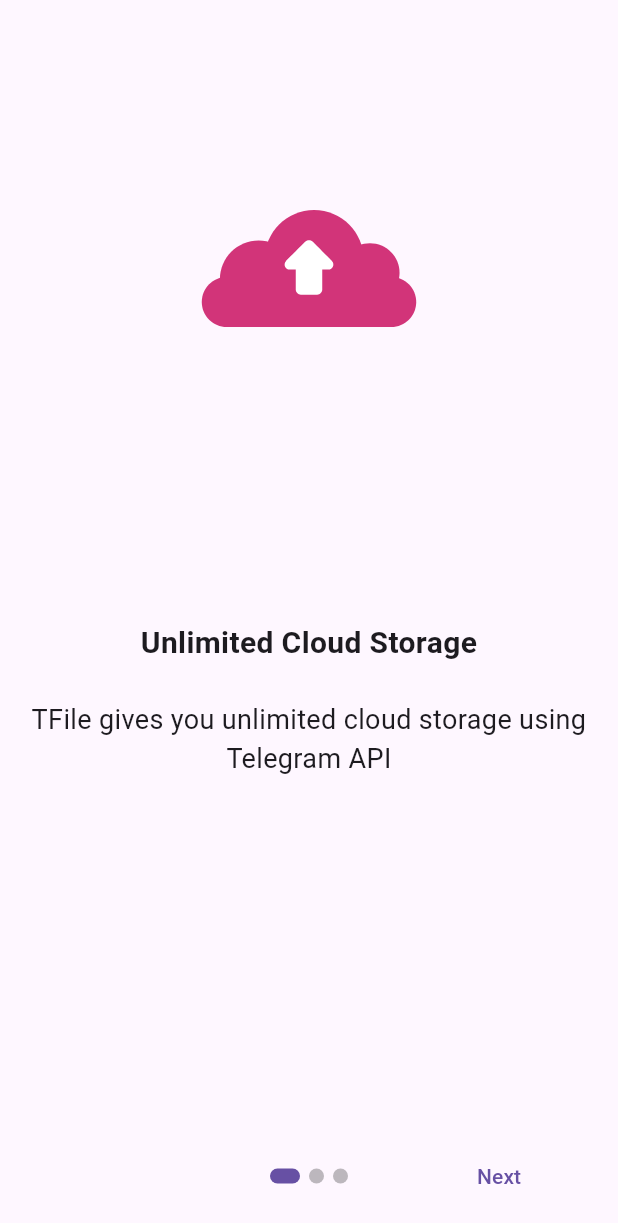
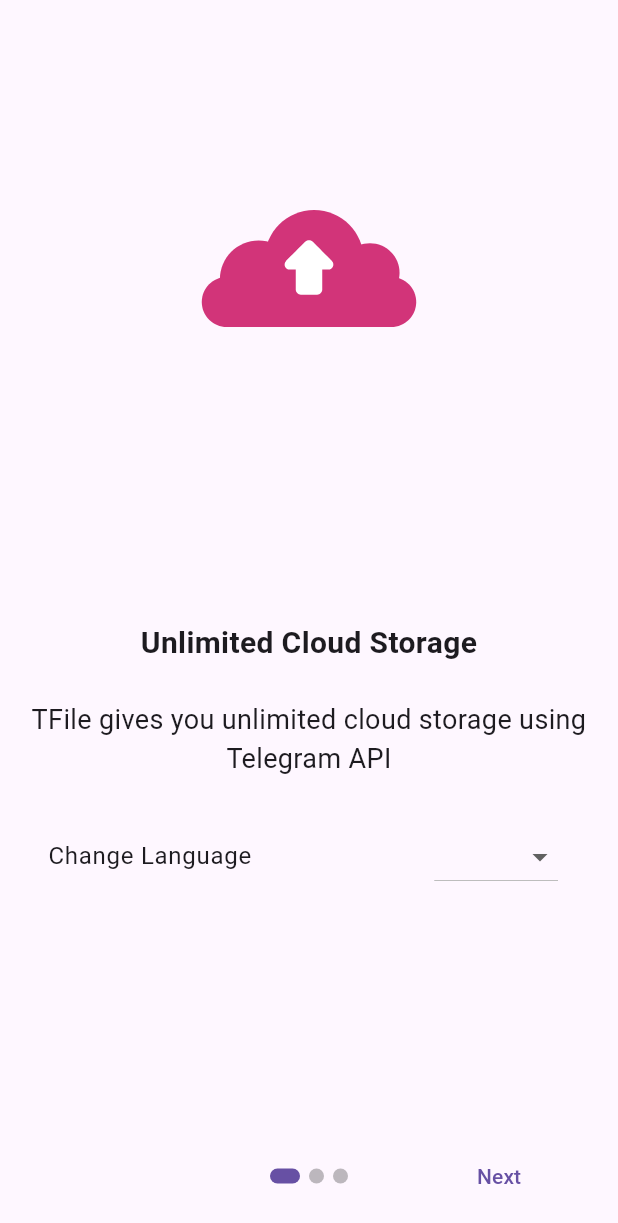
Before and after one commit to DevAdalat/TFile, a Flutter app: the screen it shows after launch, on a phone screen of 412 x 824 dp. Shown: the top 1223 px of the screen. Run offline on Flutter 3.47's test engine with Material 2 defaults, Android fonts, the phone set to English and light mode, and no system bars; drawn by our look-alikes of dynamic_color, introduction_screen; our stand-ins replace bloc, email_validator, flutter_bloc, go_router, hive_flutter, intl_phone_field and 1 more; accounts and stored records are empty; generated files the repository leaves out were written again; project files that could hold a hidden picture were left out.

Commit message:
Added support for changing locale in splash view

```diff
--- a/lib/app/bloc/app_bloc.dart
+++ b/lib/app/bloc/app_bloc.dart
@@ -4,7 +4,7 @@ import 'package:flutter_bloc/flutter_bloc.dart';
 class AppBloc extends Cubit<Locale> {
   AppBloc() : super(Locale("en"));
 
-  void changeLocal() {
-    emit(Locale("en"));
+  void changeLocal(String locale) {
+    emit(Locale(locale));
   }
 }
--- a/lib/app/screens/home/view/home_view.dart
+++ b/lib/app/screens/home/view/home_view.dart
@@ -1,10 +1,8 @@
 import 'package:flutter/material.dart';
 import 'package:flutter_bloc/flutter_bloc.dart';
-import 'package:t_file/app/bloc/app_bloc.dart';
 import 'package:t_file/app/screens/home/bloc/home_bloc.dart';
 import 'package:t_file/app/widgets/animated_fab.dart';
 import 'package:t_file/app/widgets/custom_sliver_appbar.dart';
-import 'package:t_file/app/widgets/custom_snackbar.dart';
 import 'package:t_file/l10n/l10n.dart';
 
 class HomeView extends StatelessWidget {
--- a/lib/app/screens/splash/view/splash_view.dart
+++ b/lib/app/screens/splash/view/splash_view.dart
@@ -4,6 +4,7 @@ import 'package:flutter/material.dart';
 import 'package:flutter_bloc/flutter_bloc.dart';
 import 'package:introduction_screen/introduction_screen.dart';
 import 'package:lottie/lottie.dart';
+import 'package:t_file/app/bloc/app_bloc.dart';
 import 'package:t_file/app/screens/login/login.dart';
 import 'package:t_file/app/screens/splash/bloc/splash_bloc.dart';
 import 'package:t_file/app/utils/extention.dart';
@@ -29,6 +30,25 @@ class SplashView extends StatelessWidget {
                     height: 175,
                     animate: true,
                     fit: BoxFit.cover,
+                  ),
+                ),
+                footer: ListTile(
+                  title: Text("Change Language"),
+                  trailing: DropdownButton<String>(
+                    onChanged: ((value) {
+                      context.read<AppBloc>().changeLocal(value!);
+                    }),
+                    items: [
+                      DropdownMenuItem(
+                        child: Text("English"),
+                        value: "en",
+                      ),
+                      DropdownMenuItem(
+                        child: Text("Spanish"),
+                        value: "es",
+                      ),
+                    ],
+                    borderRadius: BorderRadius.circular(10),
                   ),
                 ),
               ),
--- a/lib/app/view/app.dart
+++ b/lib/app/view/app.dart
@@ -11,7 +11,6 @@ import 'package:flutter/material.dart';
 import 'package:flutter/material.dart' as material;
 import 'package:flutter_bloc/flutter_bloc.dart';
 import 'package:t_file/app/bloc/app_bloc.dart';
-import 'package:t_file/app/screens/home/home.dart';
 import 'package:t_file/app/screens/splash/splash.dart';
 import 'package:t_file/l10n/l10n.dart';
 
```
